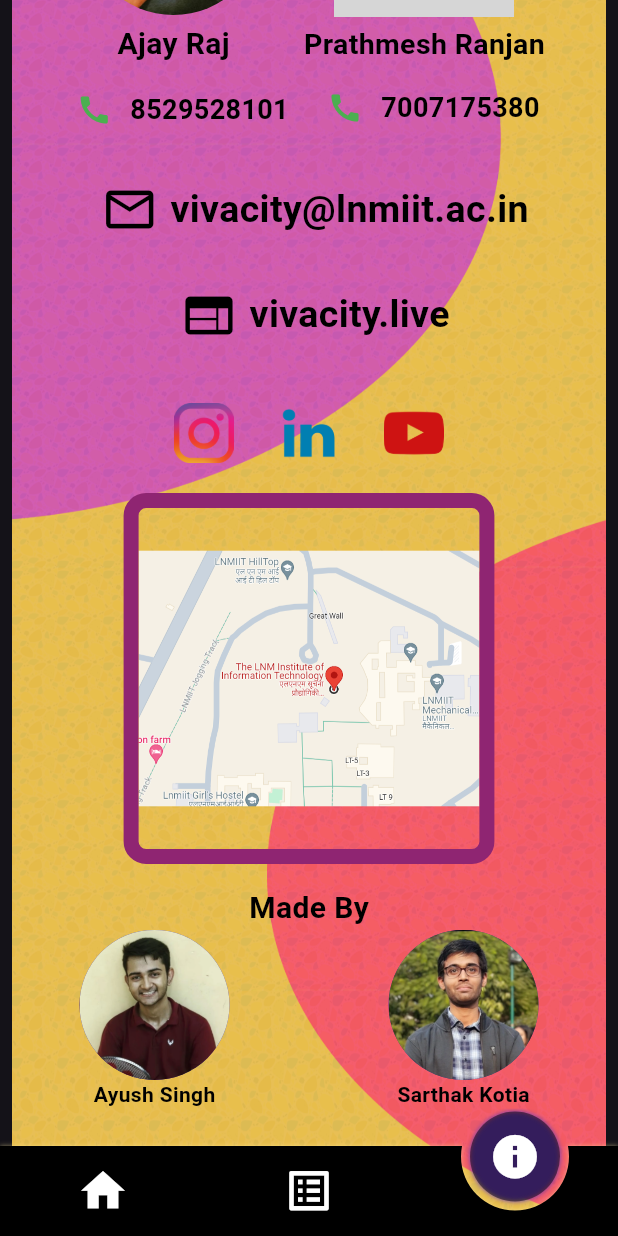
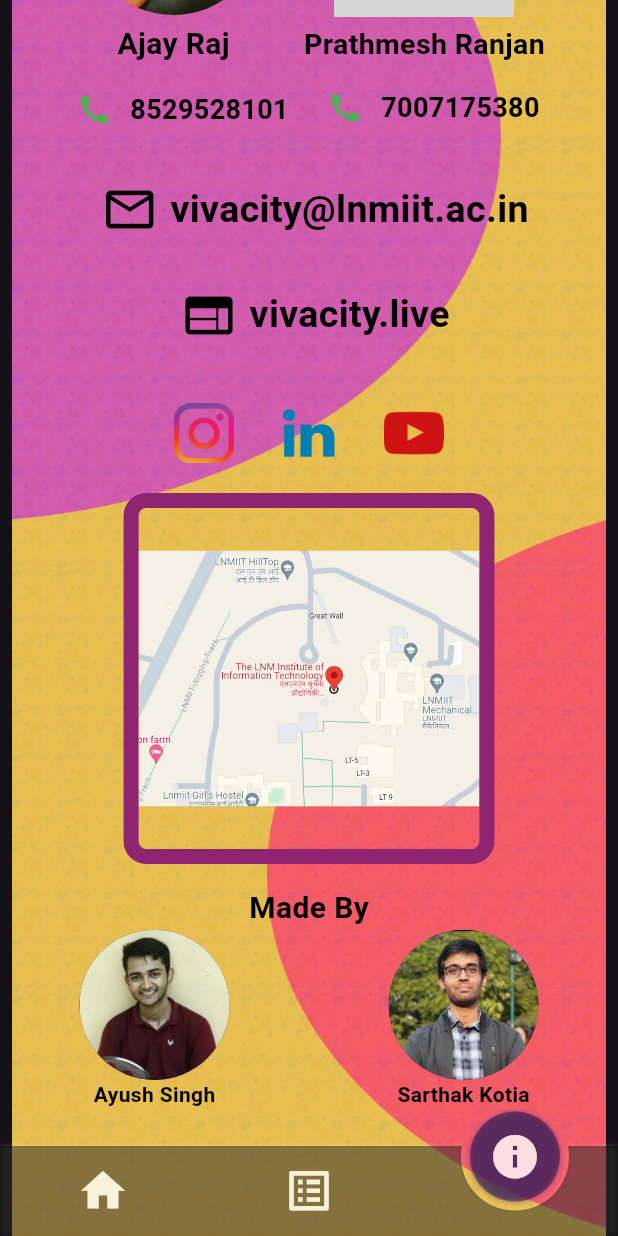
Before and after one commit to sarthakkotia/viva_app, a Flutter app: the screen it shows after launch, item 3 of the bottom bar chosen, scrolled down 114 dp, on a phone screen of 412 x 824 dp. Run offline on Flutter 3.47's test engine with Material 3 defaults, Android fonts, the phone set to English and light mode, and no system bars; drawn by our look-alikes of circle_nav_bar, flutter_animate; our stand-ins replace cached_network_image, cloud_firestore, connectivity_plus, expansion_tile_card, firebase_core, firebase_messaging and 5 more; missing offline and left inert: animate_gradient, parallax_sensors_bg, stacked_listview; accounts and stored records are empty; grey boxes are pictures that could not be loaded.

Commit message:
near to fainal changes

```diff
--- a/lib/Screens/home_page.dart
+++ b/lib/Screens/home_page.dart
@@ -100,7 +100,12 @@ class _MyHomePageState extends State<HomePage> with TickerProviderStateMixin {
       bottomNavigationBar: ClipRect(
         clipBehavior: Clip.antiAliasWithSaveLayer,
         child: BackdropFilter(
-          filter: ImageFilter.blur(sigmaX: 5.0, sigmaY: 5.0),
+          filter: ImageFilter.blur(
+            sigmaX: 10.0,
+            sigmaY: 10.0,
+          ),
+          child: Opacity(
+            opacity: 0.8,
             child: CircleNavBar(
               iconCurve: Curves.linear,
               iconDurationMillSec: 500,
@@ -108,7 +113,7 @@ class _MyHomePageState extends State<HomePage> with TickerProviderStateMixin {
               tabDurationMillSec: 1500,
               activeIcons: activeIcons,
               inactiveIcons: inactiveIcons,
-            color: Colors.black,
+              color: Colors.black54,
               circleColor: const Color.fromRGBO(0, 0, 0, 0.5),
               padding: const EdgeInsets.only(top: 25),
               height: 60,
@@ -118,10 +123,11 @@ class _MyHomePageState extends State<HomePage> with TickerProviderStateMixin {
                   currentPageIndex = index;
                 });
               },
-            shadowColor: const Color.fromRGBO(255, 240, 161, 0.5),
+              shadowColor: const Color.fromRGBO(255, 255, 255, 0.25),
               circleShadowColor: Colors.deepPurple,
               elevation: 2,
               activeIndex: currentPageIndex,
+            ),
           ),
         ),
       ).animate().blurXY(
```
Also changed, not shown: lib/Screens/home_screen.dart (+5 -3 lines), lib/Screens/schedule_screen.dart (+31 -17 lines), lib/Widgets/schedule_list_tile.dart (+12 -4 lines), assets/Logos/1 34.png (added), assets/Logos/unit sticker 1.png (added), assets/Logos/vivlogo.png (deleted), 1 other file. Lines whose indentation alone changed are shown as unchanged.
